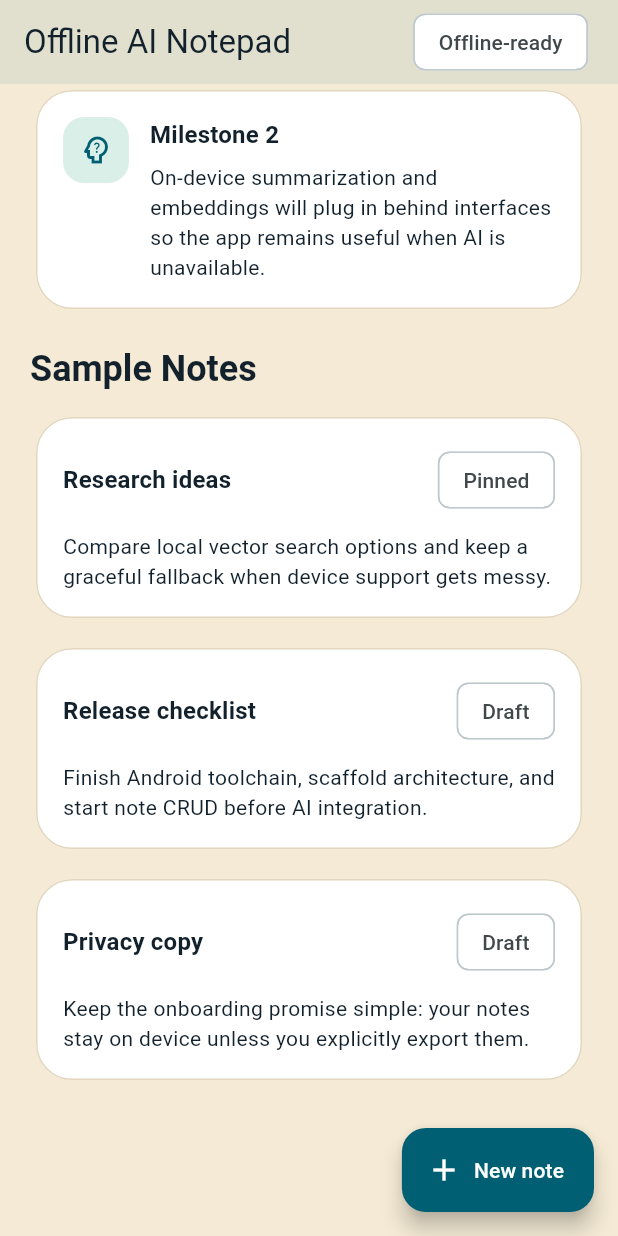
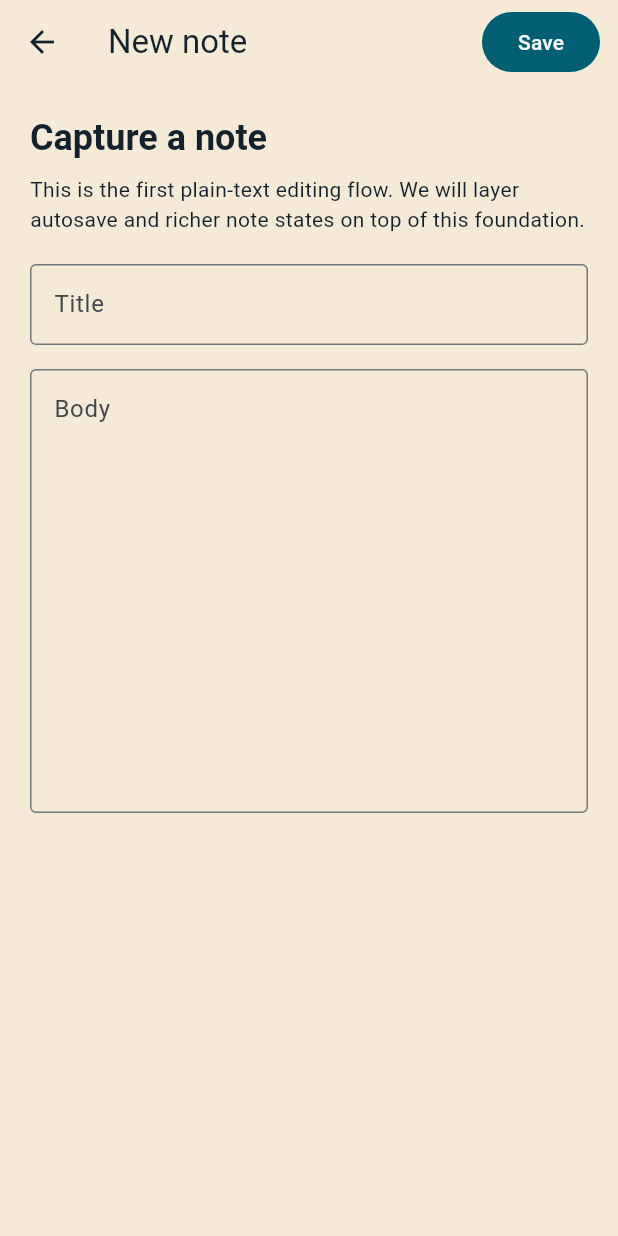
Before and after one commit to atikulmunna/offline-ai-notepad, a Flutter app: the screen it shows after launch, scrolled down 526 dp, after a tap on "New note", on a phone screen of 412 x 824 dp. Run offline on Flutter 3.47's test engine with Material 3 defaults, Android fonts, the phone set to English and light mode, and no system bars; our stand-ins replace flutter_riverpod, sqflite, sqflite_common_ffi; accounts and stored records are empty.

Commit message:
Add basic note creation flow

```diff
--- a/lib/features/notes/data/in_memory_notes_repository.dart
+++ b/lib/features/notes/data/in_memory_notes_repository.dart
@@ -32,4 +32,22 @@ class InMemoryNotesRepository implements NotesRepository {
   Future<List<NotePreview>> listNotes() async {
     return _notes.map((note) => note.toPreview()).toList(growable: false);
   }
+
+  @override
+  Future<void> createNote({
+    String? title,
+    required String body,
+  }) async {
+    final now = DateTime.now();
+    _notes.insert(
+      0,
+      NoteRecord(
+        id: 'note-${now.microsecondsSinceEpoch}',
+        title: title,
+        body: body,
+        createdAt: now,
+        updatedAt: now,
+      ),
+    );
+  }
 }
--- a/lib/features/notes/data/local_notes_repository.dart
+++ b/lib/features/notes/data/local_notes_repository.dart
@@ -63,4 +63,21 @@ class LocalNotesRepository implements NotesRepository {
       conflictAlgorithm: ConflictAlgorithm.replace,
     );
   }
+
+  @override
+  Future<void> createNote({
+    String? title,
+    required String body,
+  }) {
+    final now = DateTime.now();
+    return upsert(
+      NoteRecord(
+        id: 'note-${now.microsecondsSinceEpoch}',
+        title: title,
+        body: body,
+        createdAt: now,
+        updatedAt: now,
+      ),
+    );
+  }
 }
--- a/lib/features/notes/domain/notes_repository.dart
+++ b/lib/features/notes/domain/notes_repository.dart
@@ -2,4 +2,8 @@ import 'note_preview.dart';
 
 abstract class NotesRepository {
   Future<List<NotePreview>> listNotes();
+  Future<void> createNote({
+    String? title,
+    required String body,
+  });
 }
--- a/lib/features/notes/presentation/home_page.dart
+++ b/lib/features/notes/presentation/home_page.dart
@@ -3,6 +3,7 @@ import 'package:flutter_riverpod/flutter_riverpod.dart';
 
 import '../domain/note_preview.dart';
 import '../providers/notes_providers.dart';
+import 'note_editor_page.dart';
 
 class NotesHomePage extends ConsumerWidget {
   const NotesHomePage({super.key});
@@ -25,7 +26,13 @@ class NotesHomePage extends ConsumerWidget {
         ],
       ),
       floatingActionButton: FloatingActionButton.extended(
-        onPressed: () {},
+        onPressed: () async {
+          await Navigator.of(context).push<bool>(
+            MaterialPageRoute(
+              builder: (context) => const NoteEditorPage(),
+            ),
+          );
+        },
         icon: const Icon(Icons.add),
         label: const Text('New note'),
       ),
--- /dev/null
+++ b/lib/features/notes/presentation/note_editor_page.dart
@@ -0,0 +1,112 @@
+import 'package:flutter/material.dart';
+import 'package:flutter_riverpod/flutter_riverpod.dart';
+
+import '../providers/notes_actions.dart';
+
+class NoteEditorPage extends ConsumerStatefulWidget {
+  const NoteEditorPage({super.key});
+
+  @override
+  ConsumerState<NoteEditorPage> createState() => _NoteEditorPageState();
+}
+
+class _NoteEditorPageState extends ConsumerState<NoteEditorPage> {
+  final _titleController = TextEditingController();
+  final _bodyController = TextEditingController();
+  bool _isSaving = false;
+
+  @override
+  void dispose() {
+    _titleController.dispose();
+    _bodyController.dispose();
+    super.dispose();
+  }
+
+  Future<void> _save() async {
+    final body = _bodyController.text.trim();
+    if (body.isEmpty) {
+      return;
+    }
+
+    setState(() {
+      _isSaving = true;
+    });
+
+    try {
+      await ref.read(notesActionsProvider).createNote(
+            title: _titleController.text.trim().isEmpty
+                ? null
+                : _titleController.text.trim(),
+            body: body,
+          );
+
+      if (!mounted) {
+        return;
+      }
+      Navigator.of(context).pop(true);
+    } finally {
+      if (mounted) {
+        setState(() {
+          _isSaving = false;
+        });
+      }
+    }
+  }
+
+  @override
+  Widget build(BuildContext context) {
+    final theme = Theme.of(context);
+
+    return Scaffold(
+      appBar: AppBar(
+        title: const Text('New note'),
+        actions: [
+          Padding(
+            padding: const EdgeInsets.only(right: 12),
+            child: FilledButton(
+              onPressed: _isSaving ? null : _save,
+              child: Text(_isSaving ? 'Saving...' : 'Save'),
+            ),
+          ),
+        ],
+      ),
+      body: ListView(
+        padding: const EdgeInsets.all(20),
+        children: [
+          Text(
+            'Capture a note',
+            style: theme.textTheme.headlineSmall,
+          ),
+          const SizedBox(height: 8),
+          Text(
+            'This is the first plain-text editing flow. We will layer autosave and richer note states on top of this foundation.',
+            style: theme.textTheme.bodyMedium,
+          ),
+          const SizedBox(height: 20),
+          TextField(
+            controller: _titleController,
+            textInputAction: TextInputAction.next,
+            decoration: const InputDecoration(
+              labelText: 'Title',
+              hintText: 'Optional title',
+              border: OutlineInputBorder(),
+            ),
+          ),
+          const SizedBox(height: 16),
+          TextField(
+            controller: _bodyController,
+            minLines: 12,
+            maxLines: 20,
+            textCapitalization: TextCapitalization.sentences,
+            decoration: const InputDecoration(
+              labelText: 'Body',
+              hintText: 'Write your note here...',
+              alignLabelWithHint: true,
+              border: OutlineInputBorder(),
+            ),
+          ),
+        ],
+      ),
+    );
+  }
+}
--- /dev/null
+++ b/lib/features/notes/providers/notes_actions.dart
@@ -0,0 +1,22 @@
+import 'package:flutter_riverpod/flutter_riverpod.dart';
+
+import 'notes_providers.dart';
+
+final notesActionsProvider = Provider<NotesActions>((ref) {
+  return NotesActions(ref);
+});
+
+class NotesActions {
+  const NotesActions(this._ref);
+
+  final Ref _ref;
+
+  Future<void> createNote({
+    String? title,
+    required String body,
+  }) async {
+    final repository = _ref.read(notesRepositoryProvider);
+    await repository.createNote(title: title, body: body);
+    _ref.invalidate(notesListProvider);
+  }
+}
```
Also changed, not shown: 1 other file.
